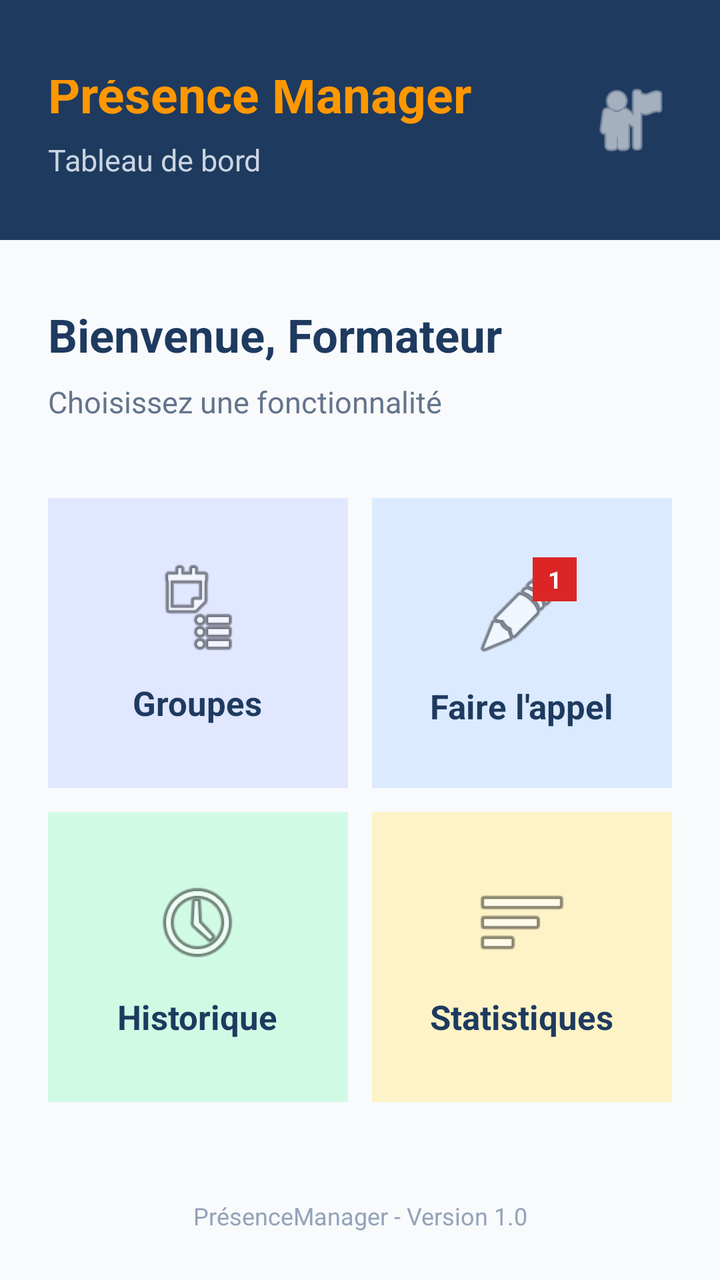
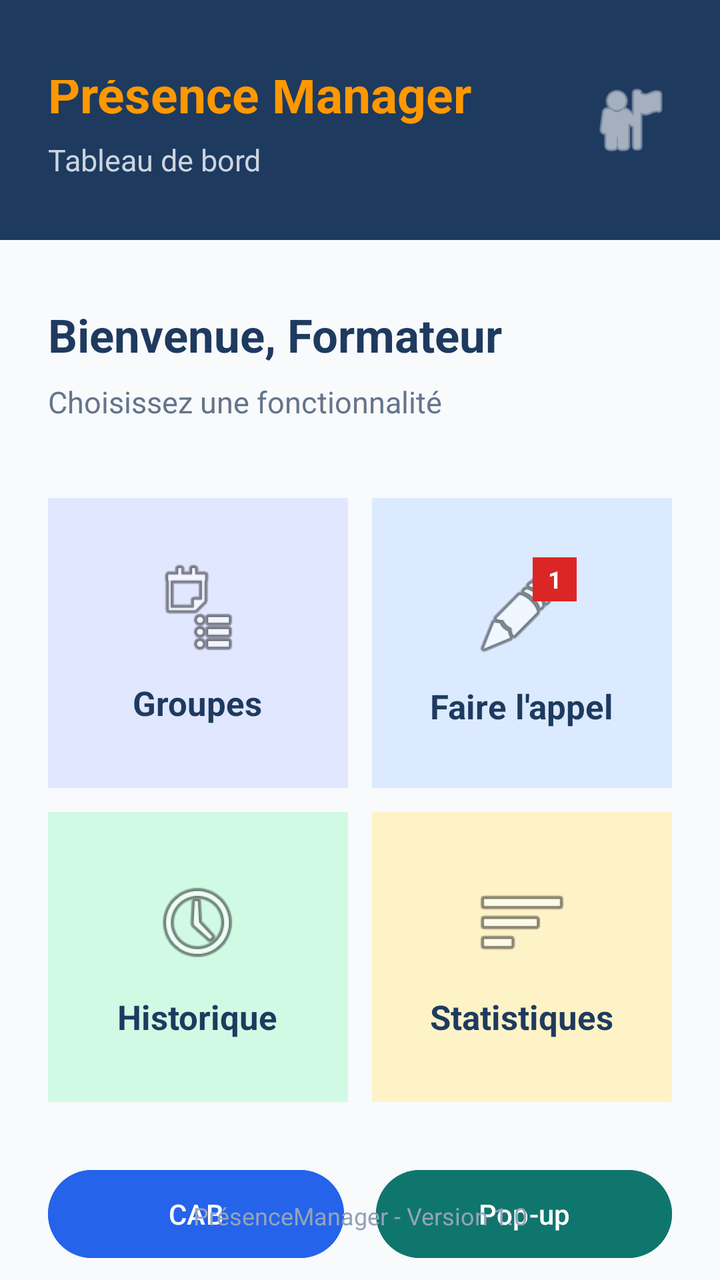

Two renders of the same Android screen: before a commit and after it. Below are the layout's source before the change and the commit's diff.
<!-- AndroidManifest.xml: application theme Theme.PresenceManager -->
<!-- res/layout/activity_dashboard.xml -->
<?xml version="1.0" encoding="utf-8"?>
<androidx.constraintlayout.widget.ConstraintLayout
    xmlns:android="http://schemas.android.com/apk/res/android"
    xmlns:app="http://schemas.android.com/apk/res-auto"
    android:id="@+id/layoutDashboard"
    android:layout_width="match_parent"
    android:layout_height="match_parent"
    android:background="#F8FAFC">

    
    <RelativeLayout
        android:id="@+id/layoutHeader"
        android:layout_width="0dp"
        android:layout_height="wrap_content"
        android:minHeight="120dp"
        android:background="#1E3A5F"
        android:paddingStart="24dp"
        android:paddingEnd="24dp"
        android:paddingTop="40dp"
        android:paddingBottom="12dp"
        app:layout_constraintTop_toTopOf="parent"
        app:layout_constraintStart_toStartOf="parent"
        app:layout_constraintEnd_toEndOf="parent">

        <LinearLayout
            android:id="@+id/layoutHeaderText"
            android:layout_width="wrap_content"
            android:layout_height="wrap_content"
            android:orientation="vertical"
            android:layout_alignParentStart="true"
            android:layout_centerVertical="true">

            <TextView
                android:id="@+id/txtAppName"
                android:layout_width="wrap_content"
                android:layout_height="wrap_content"
                android:text="Présence Manager"
                android:textColor="#FF9800"
                android:textSize="25sp"
                android:textStyle="bold"/>

            <TextView
                android:id="@+id/txtSubtitle"
                android:layout_width="wrap_content"
                android:layout_height="wrap_content"
                android:layout_marginTop="6dp"
                android:text="Tableau de bord"
                android:textColor="#CBD5E1"
                android:textSize="15sp"/>
        </LinearLayout>

        <ImageView
            android:id="@+id/imgProfil"
            android:layout_width="42dp"
            android:layout_height="42dp"
            android:layout_alignParentEnd="true"
            android:layout_centerVertical="true"
            android:src="@android:drawable/ic_menu_myplaces"
            android:contentDescription="Profil"
            app:tint="#FFFFFF"/>

    </RelativeLayout>

    
    <TextView
        android:id="@+id/txtBienvenue"
        android:layout_width="wrap_content"
        android:layout_height="wrap_content"
        android:layout_marginStart="24dp"
        android:layout_marginTop="32dp"
        android:text="Bienvenue, Formateur"
        android:textColor="#1E3A5F"
        android:textSize="23sp"
        android:textStyle="bold"
        app:layout_constraintTop_toBottomOf="@id/layoutHeader"
        app:layout_constraintStart_toStartOf="parent"/>

    <TextView
        android:id="@+id/txtInstruction"
        android:layout_width="wrap_content"
        android:layout_height="wrap_content"
        android:layout_marginStart="24dp"
        android:layout_marginTop="8dp"
        android:text="Choisissez une fonctionnalité"
        android:textColor="#64748B"
        android:textSize="15sp"
        app:layout_constraintTop_toBottomOf="@id/txtBienvenue"
        app:layout_constraintStart_toStartOf="parent"/>

    
    <GridLayout
        android:id="@+id/gridFonctionnalites"
        android:layout_width="0dp"
        android:layout_height="wrap_content"
        android:layout_marginTop="32dp"
        android:layout_marginStart="18dp"
        android:layout_marginEnd="18dp"
        android:columnCount="2"
        android:rowCount="2"
        app:layout_constraintTop_toBottomOf="@id/txtInstruction"
        app:layout_constraintStart_toStartOf="parent"
        app:layout_constraintEnd_toEndOf="parent">

        
        <LinearLayout
            android:id="@+id/cardGroupes"
            android:layout_width="0dp"
            android:layout_height="145dp"
            android:layout_columnWeight="1"
            android:layout_margin="6dp"
            android:padding="12dp"
            android:gravity="center"
            android:orientation="vertical"
            android:background="#E0E7FF">

            <ImageView
                android:layout_width="48dp"
                android:layout_height="48dp"
                android:src="@android:drawable/ic_menu_agenda"
                android:contentDescription="Groupes"/>

            <TextView
                android:layout_width="wrap_content"
                android:layout_height="wrap_content"
                android:layout_marginTop="12dp"
                android:text="Groupes"
                android:textColor="#1E3A5F"
                android:textSize="17sp"
                android:textStyle="bold"/>
        </LinearLayout>

        
        <LinearLayout
            android:id="@+id/cardAppel"
            android:layout_width="0dp"
            android:layout_height="145dp"
            android:layout_columnWeight="1"
            android:layout_margin="6dp"
            android:padding="12dp"
            android:gravity="center"
            android:orientation="vertical"
            android:background="#DBEAFE">

            <FrameLayout
                android:id="@+id/frameAppel"
                android:layout_width="55dp"
                android:layout_height="55dp">

                <ImageView
                    android:layout_width="48dp"
                    android:layout_height="48dp"
                    android:layout_gravity="center"
                    android:src="@android:drawable/ic_menu_edit"
                    android:contentDescription="Faire l'appel"/>

                <TextView
                    android:id="@+id/txtBadge"
                    android:layout_width="22dp"
                    android:layout_height="22dp"
                    android:layout_gravity="top|end"
                    android:background="#DC2626"
                    android:gravity="center"
                    android:text="1"
                    android:textColor="#FFFFFF"
                    android:textSize="12sp"
                    android:textStyle="bold"/>
            </FrameLayout>

            <TextView
                android:layout_width="wrap_content"
                android:layout_height="wrap_content"
                android:layout_marginTop="8dp"
                android:text="Faire l'appel"
                android:textColor="#1E3A5F"
                android:textSize="17sp"
                android:textStyle="bold"/>
        </LinearLayout>

        
        <LinearLayout
            android:id="@+id/cardHistorique"
            android:layout_width="0dp"
            android:layout_height="145dp"
            android:layout_columnWeight="1"
            android:layout_margin="6dp"
            android:padding="12dp"
            android:gravity="center"
            android:orientation="vertical"
            android:background="#D1FAE5">

            <ImageView
                android:layout_width="48dp"
                android:layout_height="48dp"
                android:src="@android:drawable/ic_menu_recent_history"
                android:contentDescription="Historique"/>

            <TextView
                android:layout_width="wrap_content"
                android:layout_height="wrap_content"
                android:layout_marginTop="12dp"
                android:text="Historique"
                android:textColor="#1E3A5F"
                android:textSize="17sp"
                android:textStyle="bold"/>
        </LinearLayout>

        
        <LinearLayout
            android:id="@+id/cardStatistiques"
            android:layout_width="0dp"
            android:layout_height="145dp"
            android:layout_columnWeight="1"
            android:layout_margin="6dp"
            android:padding="12dp"
            android:gravity="center"
            android:orientation="vertical"
            android:background="#FEF3C7">

            <ImageView
                android:layout_width="48dp"
                android:layout_height="48dp"
                android:src="@android:drawable/ic_menu_sort_by_size"
                android:contentDescription="Statistiques"/>

            <TextView
                android:layout_width="wrap_content"
                android:layout_height="wrap_content"
                android:layout_marginTop="12dp"
                android:text="Statistiques"
                android:textColor="#1E3A5F"
                android:textSize="17sp"
                android:textStyle="bold"/>
        </LinearLayout>

    </GridLayout>

    
    <TextView
        android:id="@+id/txtFooterDashboard"
        android:layout_width="wrap_content"
        android:layout_height="wrap_content"
        android:layout_marginBottom="24dp"
        android:text="PrésenceManager - Version 1.0"
        android:textColor="#94A3B8"
        android:textSize="12sp"
        app:layout_constraintBottom_toBottomOf="parent"
        app:layout_constraintStart_toStartOf="parent"
        app:layout_constraintEnd_toEndOf="parent"/>

</androidx.constraintlayout.widget.ConstraintLayout>
<!-- resources referenced by this layout -->
<resources>
  <style name="Theme.PresenceManager" parent="Base.Theme.PresenceManager" />
  <style name="Base.Theme.PresenceManager" parent="Theme.Material3.DayNight.NoActionBar">
          
          
      </style>
</resources>

<!-- the commit's change to res/layout/activity_dashboard.xml (unified diff, before → after) -->
@@ -230,9 +230,48 @@
                 android:textColor="#1E3A5F"
                 android:textSize="17sp"
                 android:textStyle="bold"/>
-        </LinearLayout>
+
+
+
+
+        </LinearLayout>
+
+
 
     </GridLayout>
+
+    <LinearLayout
+        android:id="@+id/layoutActions"
+        android:layout_width="0dp"
+        android:layout_height="wrap_content"
+        android:orientation="horizontal"
+        android:layout_marginTop="24dp"
+        android:layout_marginStart="24dp"
+        android:layout_marginEnd="24dp"
+        app:layout_constraintTop_toBottomOf="@id/gridFonctionnalites"
+        app:layout_constraintStart_toStartOf="parent"
+        app:layout_constraintEnd_toEndOf="parent">
+
+        <Button
+            android:id="@+id/btnCab"
+            android:layout_width="0dp"
+            android:layout_height="52dp"
+            android:layout_weight="1"
+            android:layout_marginEnd="8dp"
+            android:text="CAB"
+            android:textColor="#FFFFFF"
+            android:backgroundTint="#2563EB" />
+
+        <Button
+            android:id="@+id/btnPopup"
+            android:layout_width="0dp"
+            android:layout_height="52dp"
+            android:layout_weight="1"
+            android:layout_marginStart="8dp"
+            android:text="Pop-up"
+            android:textColor="#FFFFFF"
+            android:backgroundTint="#0F766E" />
+    </LinearLayout>
 
     
     <TextView
@@ -247,4 +286,5 @@
         app:layout_constraintStart_toStartOf="parent"
         app:layout_constraintEnd_toEndOf="parent"/>
 
+
 </androidx.constraintlayout.widget.ConstraintLayout>
